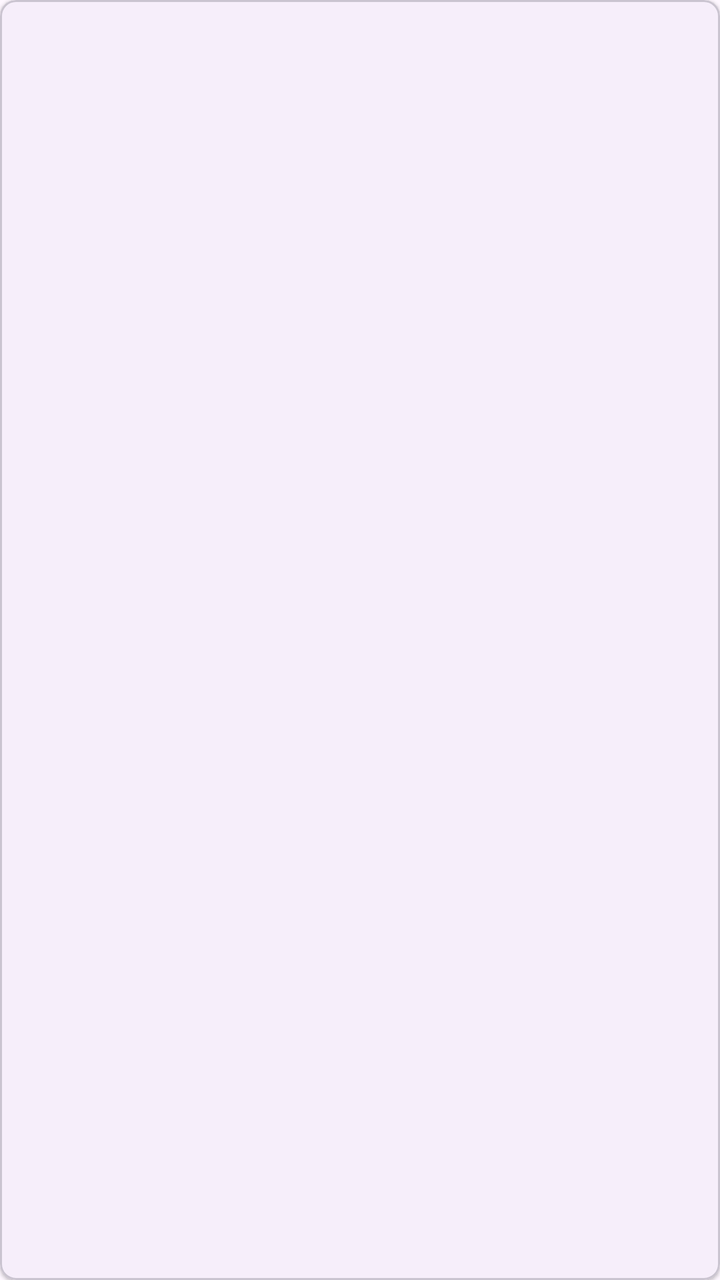
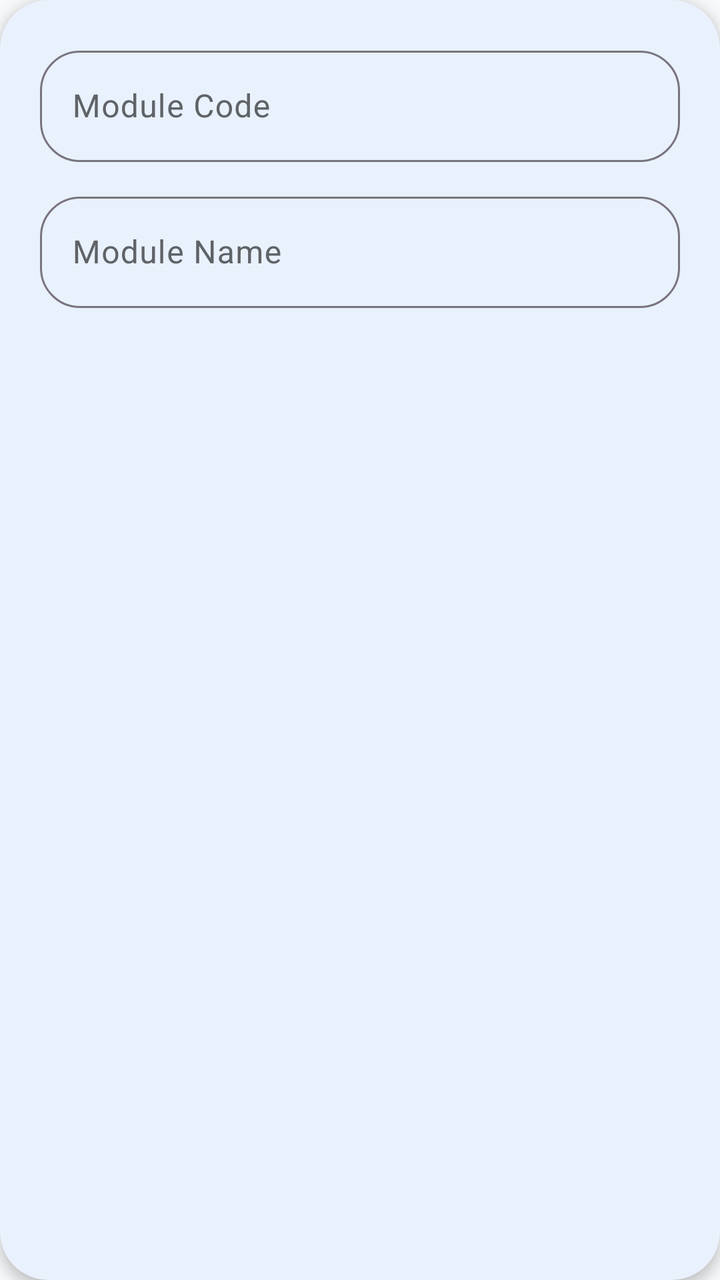

Compare the two renders of this Android layout. The source of the first and the diff that turns it into the second are given below.
<!-- AndroidManifest.xml: application theme Theme.CampusSync -->
<!-- res/layout/item_module_review.xml -->
<?xml version="1.0" encoding="utf-8"?>
<com.google.android.material.card.MaterialCardView xmlns:android="http://schemas.android.com/apk/res/android"
    android:layout_width="match_parent"
    android:layout_height="wrap_content"
    xmlns:app="http://schemas.android.com/apk/res-auto"
    android:layout_marginBottom="8dp"
    app:cardCornerRadius="8dp"
    app:cardElevation="1dp">
    <LinearLayout
        android:layout_width="match_parent"
        android:layout_height="wrap_content"
        android:orientation="vertical"
        android:padding="12dp">

        <TextView
            android:id="@+id/tvModuleCode"
            android:layout_width="match_parent"
            android:layout_height="wrap_content"
            android:textAppearance="@style/TextAppearance.Material3.TitleMedium"
            android:textStyle="bold" />
        <TextView
            android:id="@+id/tvModuleName"
            android:layout_width="match_parent"
            android:layout_height="wrap_content"
            android:textAppearance="@style/TextAppearance.Material3.BodySmall" />
    </LinearLayout>
</com.google.android.material.card.MaterialCardView>
<!-- resources referenced by this layout -->
<resources>
  <style name="Theme.CampusSync" parent="Base.Theme.CampusSync" />
  <style name="Base.Theme.CampusSync" parent="Theme.Material3.DayNight.NoActionBar">
          
          
      </style>
</resources>

<!-- the commit's change to res/layout/item_module_review.xml (unified diff, before → after) -->
@@ -1,27 +1,55 @@
 <?xml version="1.0" encoding="utf-8"?>
 <com.google.android.material.card.MaterialCardView xmlns:android="http://schemas.android.com/apk/res/android"
+    xmlns:app="http://schemas.android.com/apk/res-auto"
     android:layout_width="match_parent"
     android:layout_height="wrap_content"
-    xmlns:app="http://schemas.android.com/apk/res-auto"
-    android:layout_marginBottom="8dp"
-    app:cardCornerRadius="8dp"
-    app:cardElevation="1dp">
+    android:layout_marginBottom="12dp"
+    app:cardCornerRadius="24dp"
+    app:cardElevation="4dp"
+    app:strokeWidth="0dp">
+
     <LinearLayout
         android:layout_width="match_parent"
         android:layout_height="wrap_content"
         android:orientation="vertical"
-        android:padding="12dp">
+        android:padding="20dp">
 
-        <TextView
-            android:id="@+id/tvModuleCode"
+        <com.google.android.material.textfield.TextInputLayout
+            style="@style/Widget.Material3.TextInputLayout.OutlinedBox"
             android:layout_width="match_parent"
             android:layout_height="wrap_content"
-            android:textAppearance="@style/TextAppearance.Material3.TitleMedium"
-            android:textStyle="bold" />
-        <TextView
-            android:id="@+id/tvModuleName"
+            android:hint="Module Code"
+            app:boxCornerRadiusBottomEnd="20dp"
+            app:boxCornerRadiusBottomStart="20dp"
+            app:boxCornerRadiusTopEnd="20dp"
+            app:boxCornerRadiusTopStart="20dp">
+
+            <com.google.android.material.textfield.TextInputEditText
+                android:id="@+id/etModuleCode"
+                android:layout_width="match_parent"
+                android:layout_height="wrap_content"
+                android:inputType="textCapCharacters"
+                android:singleLine="true" />
+        </com.google.android.material.textfield.TextInputLayout>
+
+        <com.google.android.material.textfield.TextInputLayout
+            style="@style/Widget.Material3.TextInputLayout.OutlinedBox"
             android:layout_width="match_parent"
             android:layout_height="wrap_content"
-            android:textAppearance="@style/TextAppearance.Material3.BodySmall" />
+            android:layout_marginTop="12dp"
+            android:hint="Module Name"
+            app:boxCornerRadiusBottomEnd="20dp"
+            app:boxCornerRadiusBottomStart="20dp"
+            app:boxCornerRadiusTopEnd="20dp"
+            app:boxCornerRadiusTopStart="20dp">
+
+            <com.google.android.material.textfield.TextInputEditText
+                android:id="@+id/etModuleName"
+                android:layout_width="match_parent"
+                android:layout_height="wrap_content"
+                android:inputType="textCapWords"
+                android:singleLine="true" />
+        </com.google.android.material.textfield.TextInputLayout>
+
     </LinearLayout>
 </com.google.android.material.card.MaterialCardView>
<!-- resource entries referenced after the edit -->
@@ -3,7 +3,43 @@
   <style name="Theme.CampusSync" parent="Base.Theme.CampusSync" />
   <style name="Base.Theme.CampusSync" parent="Theme.Material3.DayNight.NoActionBar">
           
+          <item name="colorPrimary">@color/primary_blue</item>
+          <item name="colorOnPrimary">@color/on_primary</item>
+          <item name="colorPrimaryContainer">@color/primary_light</item>
+          <item name="colorOnPrimaryContainer">@color/primary_blue</item>
+  
           
+          <item name="colorError">@color/accent_red</item>
+          <item name="colorOnError">@color/on_error</item>
+  
+          
+          <item name="android:windowBackground">@color/bg_soft</item>
+          <item name="colorSurface">@color/surface</item>
+          <item name="colorOnSurface">@color/text_main</item>
+          <item name="colorOnSurfaceVariant">@color/text_secondary</item>
+  
+          
+          <item name="shapeAppearanceLargeComponent">@style/ShapeAppearance.CampusSync.Rounded.Large</item>
+          <item name="shapeAppearanceMediumComponent">@style/ShapeAppearance.CampusSync.Rounded.Medium</item>
+          <item name="shapeAppearanceSmallComponent">@style/ShapeAppearance.CampusSync.Rounded.Small</item>
+      </style>
+  <color name="primary_blue">#1A73E8</color>
+  <color name="on_primary">#FFFFFF</color>
+  <color name="primary_light">#E8F0FE</color>
+  <color name="accent_red">#EA4335</color>
+  <color name="on_error">#FFFFFF</color>
+  <color name="bg_soft">#F8F9FA</color>
+  <color name="surface">#FFFFFF</color>
+  <color name="text_main">#202124</color>
+  <color name="text_secondary">#5F6368</color>
+  <style name="ShapeAppearance.CampusSync.Rounded.Large" parent="ShapeAppearance.Material3.LargeComponent">
+          <item name="cornerSize">28dp</item>
+      </style>
+  <style name="ShapeAppearance.CampusSync.Rounded.Medium" parent="ShapeAppearance.Material3.MediumComponent">
+          <item name="cornerSize">20dp</item>
+      </style>
+  <style name="ShapeAppearance.CampusSync.Rounded.Small" parent="ShapeAppearance.Material3.SmallComponent">
+          <item name="cornerSize">16dp</item>
       </style>
 </resources>
 
